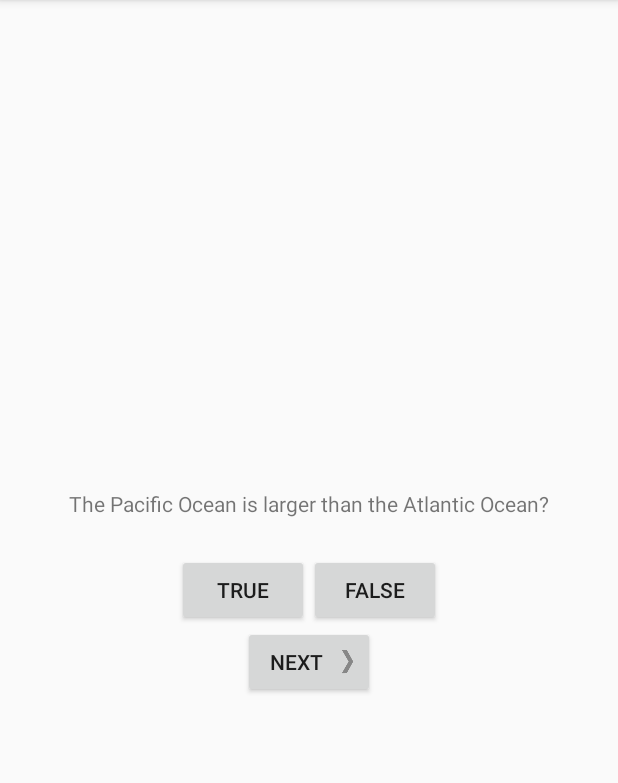
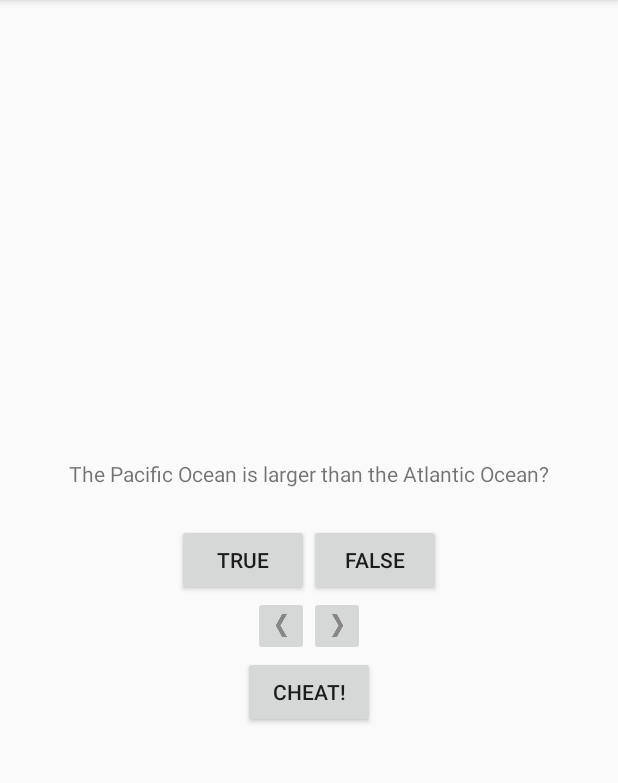
Before and after one commit to louishoang/GeoQuiz, an Android app: the screen it shows after launch (QuizActivity), on a phone screen of 412 x 824 dp, the part 84-867 px from its top. Run offline under Robolectric (Android 15) with nearby library versions, the phone set to English and light mode, and no system bars.

Commit message:
Adding Cheat

```diff
--- a/app/src/main/AndroidManifest.xml
+++ b/app/src/main/AndroidManifest.xml
@@ -15,6 +15,9 @@
                 <category android:name="android.intent.category.LAUNCHER" />
             </intent-filter>
         </activity>
+        <activity android:name=".CheatActivity"
+            android:label="@string/app_name">
+        </activity>
     </application>
 
 </manifest>
--- a/app/src/main/java/com/louishoang/geoquiz/QuizActivity.java
+++ b/app/src/main/java/com/louishoang/geoquiz/QuizActivity.java
@@ -2,16 +2,22 @@ package com.louishoang.geoquiz;
 
 import android.support.v7.app.AppCompatActivity;
 import android.os.Bundle;
+import android.util.Log;
 import android.view.View;
 import android.widget.Button;
+import android.widget.ImageButton;
 import android.widget.TextView;
 import android.widget.Toast;
 
 public class QuizActivity extends AppCompatActivity {
     private Button mTrueButton;
     private Button mFalseButton;
-    private Button mNextButton;
+    private ImageButton mNextButton;
+    private ImageButton mBackButton;
+    private Button mCheatButton;
     private TextView mQuestionTextView;
+    private static final String TAG = "QuizActivity";
+    private static final String KEY_INDEX = "index";
 
     private TrueFalse[] mQuestionBank = new TrueFalse[] {
         new TrueFalse(R.string.question_oceans, true),
@@ -24,6 +30,7 @@ public class QuizActivity extends AppCompatActivity {
     private int mCurrentIndex = 0;
 
     private void updateQuestion() {
+        Log.d(TAG, "Updating question text for question #" + mCurrentIndex, new Exception());
         int question = mQuestionBank[mCurrentIndex].getQuestion();
         mQuestionTextView.setText(question);
     };
@@ -45,14 +52,19 @@ public class QuizActivity extends AppCompatActivity {
     @Override
     protected void onCreate(Bundle savedInstanceState) {
         super.onCreate(savedInstanceState);
+        Log.d(TAG, "onCreate(Bundle) called");
         setContentView(R.layout.activity_quiz);
+
+        if (savedInstanceState != null) {
+            mCurrentIndex = savedInstanceState.getInt(KEY_INDEX, 0);
+        }
 
         // Question text
         mQuestionTextView = (TextView)findViewById(R.id.question_text_view);
         mQuestionTextView.setOnClickListener(new View.OnClickListener() {
             @Override
             public void onClick(View view) {
-                mCurrentIndex += 1;
+                mCurrentIndex = (mCurrentIndex + 1) % mQuestionBank.length;
                 updateQuestion();
             }
         });
@@ -80,7 +92,7 @@ public class QuizActivity extends AppCompatActivity {
 
 
 //        Next Button
-        mNextButton = (Button)findViewById(R.id.next_button);
+        mNextButton = (ImageButton)findViewById(R.id.next_button);
         mNextButton.setOnClickListener(new View.OnClickListener() {
             @Override
             public void onClick(View v){
@@ -89,5 +101,61 @@ public class QuizActivity extends AppCompatActivity {
             }
         });
 
+        // Back Button
+        mBackButton = (ImageButton)findViewById(R.id.back_button);
+        mBackButton.setOnClickListener(new View.OnClickListener() {
+            @Override
+            public void onClick(View v) {
+                mCurrentIndex = (mCurrentIndex + mQuestionBank.length - 1) % mQuestionBank.length;
+                updateQuestion();
+            }
+        });
+
+        // Cheat Button
+        mCheatButton = (Button)findViewById((R.id.cheat_button));
+        mCheatButton.setOnClickListener(new View.OnClickListener() {
+          @Override
+          public void onClick(View v) {
+
+          }
+        });
+
+    }
+
+    @Override
+    protected void onSaveInstanceState(Bundle saveInstanceState) {
+        super.onSaveInstanceState(saveInstanceState);
+        Log.i(TAG, "onSaveInstanceState");
+        saveInstanceState.putInt(KEY_INDEX, mCurrentIndex);
+    }
+
+    @Override
+    protected void onStart() {
+        super.onStart();
+        Log.d(TAG, "onStart() called");
+    }
+
+    @Override
+    protected void onStop() {
+        super.onStop();
+        Log.d(TAG, "onStop() called");
+    }
+
+    @Override
+    protected void onDestroy() {
+        super.onDestroy();
+        Log.d(TAG, "onDestroy() called");
+    }
+
+    @Override
+    protected void onPause() {
+        super.onPause();
+        Log.d(TAG, "onPause() called");
+    }
+
+    @Override
+    protected void onResume() {
+        super.onResume();
+        Log.d(TAG, "onResume() called");
     }
 }
--- /dev/null
+++ b/app/src/main/res/layout-land/activity_quiz.xml
@@ -0,0 +1,46 @@
+<FrameLayout xmlns:android="http://schemas.android.com/apk/res/android"
+    android:layout_width="match_parent"
+    android:layout_height="match_parent">
+    <TextView
+        android:id="@+id/question_text_view"
+        android:layout_width="wrap_content"
+        android:layout_height="wrap_content"
+        android:layout_gravity="center_horizontal"
+        android:padding="24dp"/>
+    <LinearLayout
+        android:layout_width="wrap_content"
+        android:layout_height="wrap_content"
+        android:orientation="horizontal"
+        android:layout_gravity="center_horizontal|center_vertical">
+        <Button
+            android:id="@+id/true_button"
+            android:layout_width="wrap_content"
+            android:layout_height="wrap_content"
+            android:text="@string/true_button"/>
+        <Button
+            android:id="@+id/false_button"
+            android:layout_width="wrap_content"
+            android:layout_height="wrap_content"
+            android:text="@string/false_button"/>
+    </LinearLayout>
+    <Button
+        android:id="@+id/cheat_button"
+        android:layout_width="wrap_content"
+        android:layout_height="wrap_content"
+        android:text="@string/cheat_button"
+        android:layout_gravity="bottom|center"/>
+    <ImageButton
+        android:id="@+id/back_button"
+        android:layout_width="wrap_content"
+        android:layout_height="wrap_content"
+        android:src="@drawable/arrow_left"
+        android:contentDescription="@string/back_button"
+        android:layout_gravity="bottom|left"/>
+    <ImageButton
+        android:id="@+id/next_button"
+        android:layout_width="wrap_content"
+        android:layout_height="wrap_content"
+        android:src="@drawable/arrow_right"
+        android:contentDescription="@string/next_button"
+        android:layout_gravity="bottom|right"/>
+</FrameLayout>
--- a/app/src/main/res/layout/activity_quiz.xml
+++ b/app/src/main/res/layout/activity_quiz.xml
@@ -28,12 +28,22 @@
         android:layout_height="wrap_content"
         android:orientation="horizontal"
         android:gravity="center">
-        <Button
+        <ImageButton
+            android:id="@+id/back_button"
+            android:layout_width="wrap_content"
+            android:layout_height="wrap_content"
+            android:src="@drawable/arrow_left"
+            android:contentDescription="@string/back_button"/>
+        <ImageButton
             android:id="@+id/next_button"
             android:layout_width="wrap_content"
             android:layout_height="wrap_content"
-            android:text="@string/next_button"
-            android:drawableRight="@drawable/arrow_right"
-            android:drawablePadding="4dp"/>
+            android:src="@drawable/arrow_right"
+            android:contentDescription="@string/next_button"/>
     </LinearLayout>
+    <Button
+        android:id="@+id/cheat_button"
+        android:layout_width="wrap_content"
+        android:layout_height="wrap_content"
+        android:text="@string/cheat_button"/>
 </LinearLayout>
--- a/app/src/main/res/values/strings.xml
+++ b/app/src/main/res/values/strings.xml
@@ -3,6 +3,7 @@
     <string name="true_button">True</string>
     <string name="false_button">False</string>
     <string name="next_button">Next</string>
+    <string name="back_button">Back</string>
     <string name="correct_toast">Correct!</string>
     <string name="incorrect_toast">Incorrect!</string>
     <string name="question_oceans">The Pacific Ocean is larger than the Atlantic Ocean?</string>
@@ -10,5 +11,8 @@
     <string name="question_africa">The source of the Nile River is in Egypt?</string>
     <string name="question_americas">The Amazon River is the longest river in the Americas?</string>
     <string name="question_asia">Lake Baikal is the world\'s oldest and deepest fresh water lake?</string>
-
+    <string name="cheat_button">Cheat!</string>
+    <string name="warning_text">Are you sure you want to do this?</string>
+    <string name="show_answer_button">Show Answer</string>
+    <string name="judgment_toast">Cheating is wrong.</string>
 </resources>
```
Also changed, not shown: app/src/main/java/com/louishoang/geoquiz/CheatActivity.java (added, +16 -0 lines), app/src/main/res/layout/activity_cheat.xml (added, +23 -0 lines).
